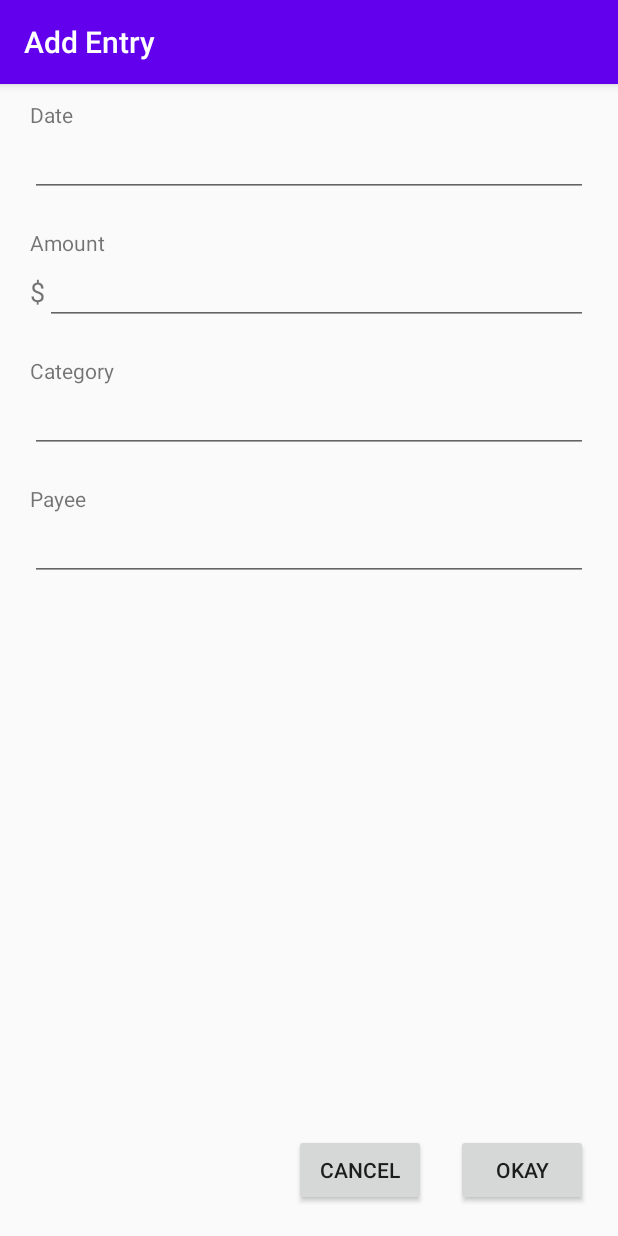
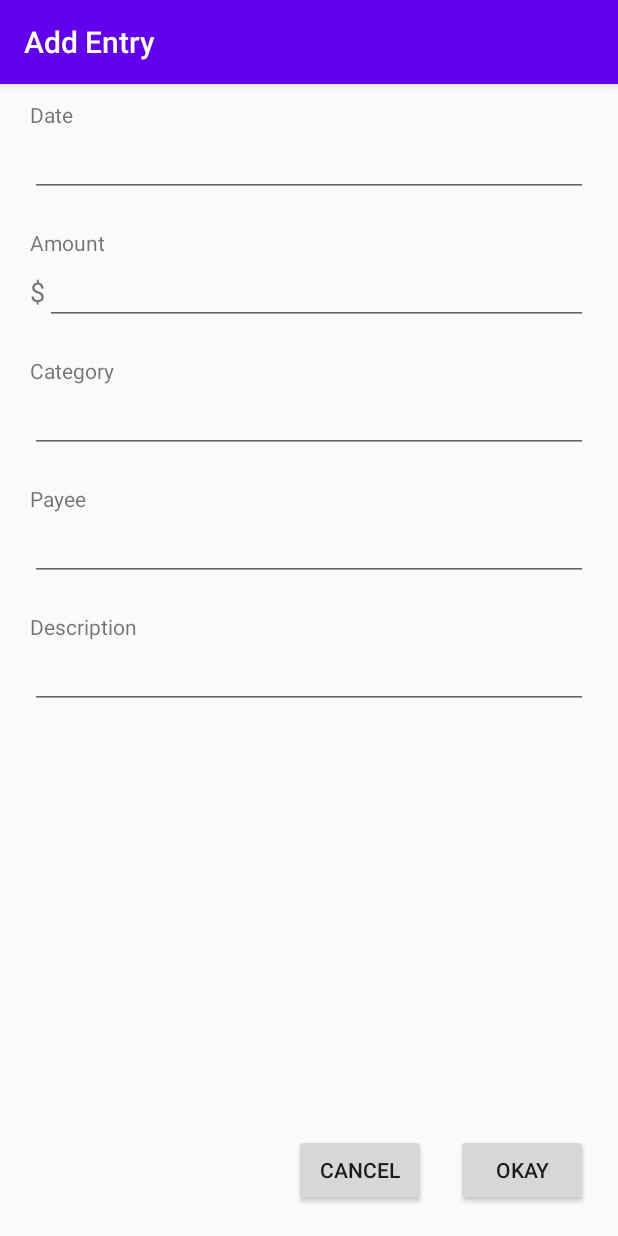
Before and after one commit to Mrhube/TransactionApp, an Android app: the NewEntryActivity screen opened directly, with no data from a screen before it, on a phone screen of 412 x 824 dp. Run offline under Robolectric (Android 15) with nearby library versions, the phone set to English and light mode, and no system bars; network calls fail.

Commit message:
Added description field to New Entry activity

```diff
--- a/app/src/main/java/com/example/transactionapp/NewEntryActivity.java
+++ b/app/src/main/java/com/example/transactionapp/NewEntryActivity.java
@@ -98,7 +98,8 @@ public class NewEntryActivity extends AppCompatActivity {
         EditText payeeField = findViewById(R.id.fieldPayee);
         tr.setPayee(payeeField.getText().toString());
         // Description
-        tr.setDescription("a description");
+        EditText descField = findViewById(R.id.fieldPayee);
+        tr.setDescription(descField.getText().toString());
 
         // Append transaction to existing file
         Context ctx = getApplicationContext();
--- a/app/src/main/res/layout/activity_new_entry.xml
+++ b/app/src/main/res/layout/activity_new_entry.xml
@@ -78,6 +78,17 @@
         app:layout_constraintStart_toStartOf="parent"
         app:layout_constraintTop_toBottomOf="@+id/fieldCategory" />
 
+    <EditText
+        android:id="@+id/fieldDescription"
+        android:layout_width="0dp"
+        android:layout_height="wrap_content"
+        android:layout_marginTop="40dp"
+        android:ems="10"
+        android:inputType="textPersonName"
+        app:layout_constraintEnd_toEndOf="@+id/fieldPayee"
+        app:layout_constraintStart_toStartOf="@+id/fieldPayee"
+        app:layout_constraintTop_toBottomOf="@+id/fieldPayee" />
+
     <Button
         android:id="@+id/btnOkay"
         android:layout_width="wrap_content"
@@ -132,6 +143,14 @@
         app:layout_constraintStart_toStartOf="@+id/fieldPayee" />
 
     <TextView
+        android:id="@+id/label6"
+        android:layout_width="wrap_content"
+        android:layout_height="wrap_content"
+        android:text="Description"
+        app:layout_constraintBottom_toTopOf="@+id/fieldDescription"
+        app:layout_constraintStart_toStartOf="@+id/fieldDescription" />
+
+    <TextView
         android:id="@+id/label5"
         android:layout_width="wrap_content"
         android:layout_height="wrap_content"
```
